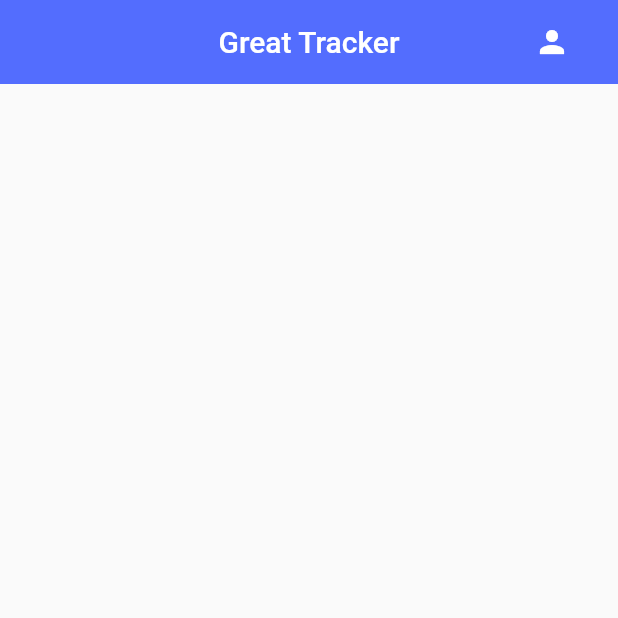
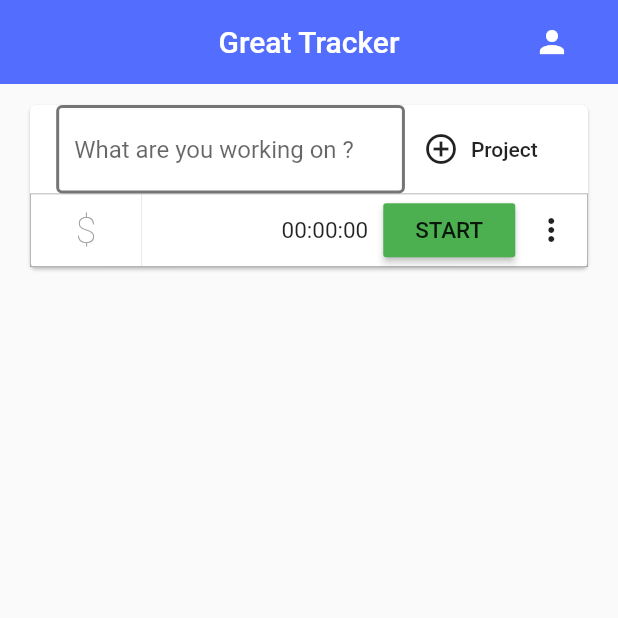
Before and after one commit to erenacikbas/time_management_app, a Flutter app: the screen it shows once a user with an empty profile is signed in, on a phone screen of 412 x 824 dp, the top half of it. Run offline on Flutter 3.47's test engine with Material 2 defaults, Android fonts, the phone set to English and light mode, and no system bars; drawn by our look-alikes of grouped_list; our stand-ins replace cloud_firestore, firebase_auth, firebase_core, google_sign_in, shared_preferences; accounts and stored records are empty.

Commit message:
Database connection established. Trackers class and card prepared.

```diff
--- /dev/null
+++ b/lib/application_layer/components/tracker_adder.dart
@@ -0,0 +1,286 @@
+import 'dart:async';
+import 'dart:math';
+
+import 'package:flutter/material.dart';
+
+import 'package:intl/intl.dart';
+import 'package:provider/provider.dart';
+import 'package:time_management_app/service_layer/database.dart';
+import 'package:time_management_app/shared/constants.dart';
+
+//UniqueID Creator for Events
+import 'package:uuid/uuid.dart';
+
+var uuid = Uuid();
+
+class TrackerAdder extends StatefulWidget {
+  TrackerAdder({
+    Key key,
+    this.userID,
+    this.eventID
+  }) : super(key: key);
+
+  String userID;
+  String eventID;
+
+  @override
+  _TrackerAdderState createState() => _TrackerAdderState();
+}
+
+class _TrackerAdderState extends State<TrackerAdder> {
+  final GlobalKey<FormState> _formKey = new GlobalKey<FormState>();
+  // finals
+  String eventName = "";
+  String startingTime;
+  String finishingTime = "";
+  String duration = "";
+  String date = "";
+
+  Stream<int> timerStream;
+  StreamSubscription<int> timerSubscription;
+  String hoursStr = '00';
+  String minutesStr = '00';
+  String secondsStr = '00';
+
+  // stopwatch
+  bool flag = true;
+  Stream<int> stopWatchStream() {
+    StreamController<int> streamController;
+    Timer timer;
+    Duration timerInterval = Duration(seconds: 1);
+    int counter = 0;
+
+    void stopTimer() {
+      if (timer != null) {
+        timer.cancel();
+        timer = null;
+        counter = 0;
+        streamController.close();
+      }
+    }
+
+    void tick(_) {
+      counter++;
+      streamController.add(counter);
+      if (!flag) {
+        stopTimer();
+      }
+    }
+
+    void startTimer() {
+      timer = Timer.periodic(timerInterval, tick);
+    }
+
+    streamController = StreamController<int>(
+      onListen: startTimer,
+      onCancel: stopTimer,
+      onResume: startTimer,
+      onPause: stopTimer,
+    );
+
+    return streamController.stream;
+  }
+
+  final TextEditingController _textEditingController = TextEditingController();
+
+  @override
+  Widget build(BuildContext context) {
+    //final user = Provider.of<User>(context);
+    // vertical divider
+    _verticalDivider() => BoxDecoration(
+          border: Border(
+            right: BorderSide(
+              color: Theme.of(context).dividerColor,
+              width: 0.5,
+            ),
+          ),
+        );
+
+    return Padding(
+      padding: const EdgeInsets.only(top: 8.0),
+      child: Container(
+        width: double.infinity,
+        child: Card(
+          margin: EdgeInsets.fromLTRB(20.0, 6.0, 20.0, 0.0),
+          child: Column(
+            children: [
+              Row(
+                mainAxisSize: MainAxisSize.min,
+                children: [
+                  Flexible(
+                    flex: 5,
+                    child: TextFormField(
+                      key: _formKey,
+                      controller: _textEditingController,
+                      onChanged: (value) {
+                        setState(() {
+                          eventName = value;
+                        });
+                      },
+                      decoration: textInputDecoration.copyWith(
+                        hintText: "What are you working on ?",
+                        focusedBorder: OutlineInputBorder(
+                            borderSide:
+                                BorderSide(color: Colors.blueGrey, width: 2.0)),
+                      ),
+                    ),
+                  ),
+                  Flexible(
+                    flex: 3,
+                    child: FlatButton.icon(
+                        icon: Icon(Icons.add_circle_outline),
+                        label: Text("Project"),
+                        onPressed: () {}),
+                  ),
+                ],
+              ),
+              Container(
+                decoration: BoxDecoration(
+                    border: Border.all(color: Colors.grey, width: 0.5)),
+                child: Row(
+                  children: [
+                    Flexible(
+                      flex: 2,
+                      child: Container(
+                        decoration: _verticalDivider(),
+                        child: RawMaterialButton(
+                          child: Text("\$"),
+                          textStyle: TextStyle(
+                              color: Colors.grey,
+                              fontWeight: FontWeight.w200,
+                              fontSize: 25),
+                          onPressed: () {},
+                        ),
+                      ),
+                    ),
+                    Flexible(
+                      flex: 8,
+                      child: Row(
+                        mainAxisAlignment: MainAxisAlignment.end,
+                        children: [
+                          Container(
+                            padding: EdgeInsets.only(right: 5),
+                            child: Text(
+                              "${hoursStr}:${minutesStr}:${secondsStr}",
+                              style: TextStyle(
+                                fontSize: 15.0,
+                              ),
+                            ),
+                          ),
+                          timerStream == null
+                              ? Row(
+                                  children: [
+                                    Padding(
+                                      padding: const EdgeInsets.only(left: 5.0),
+                                      // Start Button
+                                      child: RaisedButton(
+                                        child: Text(
+                                          'START',
+                                          style: TextStyle(
+                                            fontSize: 15.0,
+                                          ),
+                                        ),
+                                        onPressed: () {
+                                          startingTime = DateFormat.Hm()
+                                              .format(DateTime.now());
+                                          FocusScope.of(context).unfocus();
+                                          timerStream = stopWatchStream();
+                                          timerSubscription =
+                                              timerStream.listen((int newTick) {
+                                            setState(() {
+                                              hoursStr =
+                                                  ((newTick / (60 * 60)) % 60)
+                                                      .floor()
+                                                      .toString()
+                                                      .padLeft(2, '0');
+                                              minutesStr = ((newTick / 60) % 60)
+                                                  .floor()
+                                                  .toString()
+                                                  .padLeft(2, '0');
+                                              secondsStr = (newTick % 60)
+                                                  .floor()
+                                                  .toString()
+                                                  .padLeft(2, '0');
+                                              print(startingTime);
+                                              print(finishingTime);
+                                            });
+                                          });
+                                        },
+                                        color: Colors.green,
+                                      ),
+                                    ),
+                                    MaterialButton(
+                                        minWidth: 0,
+                                        shape: CircleBorder(),
+                                        padding: EdgeInsets.all(0),
+                                        onPressed: () {},
+                                        child: Icon(Icons.more_vert)),
+                                  ],
+                                )
+                              : Row(
+                                  children: [
+                                    Padding(
+                                      padding: const EdgeInsets.only(left: 5.0),
+                                      // Stop Button
+                                      child: RaisedButton(
+                                        child: Text(
+                                          'STOP',
+                                          style: TextStyle(
+                                            color: Colors.white,
+                                            fontSize: 15.0,
+                                          ),
+                                        ),
+                                        onPressed: () async {
+                                          await timerSubscription.cancel();
+                                          timerStream = null;
+                                          setState(() {
+                                            _textEditingController.clear();
+                                            duration =
+                                                "${hoursStr}:${minutesStr}:${secondsStr}";
+
+                                            date = DateFormat.yMd()
+                                                .format(DateTime.now());
+                                            //print(eventName);
+
+                                            hoursStr = '00';
+                                            minutesStr = '00';
+                                            secondsStr = '00';
+                                          });
+                                          finishingTime = DateFormat.Hm()
+                                              .format(DateTime.now());
+
+                                          DatabaseService().updateUserData(
+                                            startingTime,
+                                            finishingTime,
+                                            eventName,
+                                            date,
+                                            duration,
+                                            widget.userID,
+                                            uuid.v1(),
+                                          );
+                                        },
+                                        color: Colors.red,
+                                      ),
+                                    ),
+                                    MaterialButton(
+                                      minWidth: 0,
+                                      shape: CircleBorder(),
+                                      padding: EdgeInsets.all(0),
+                                      onPressed: () {},
+                                      child: Icon(Icons.close),
+                                    ),
+                                  ],
+                                ),
+                        ],
+                      ),
+                    ),
+                  ],
+                ),
+              ),
+            ],
+          ),
+        ),
+      ),
+    );
+  }
+}
--- a/lib/application_layer/home/home.dart
+++ b/lib/application_layer/home/home.dart
@@ -1,6 +1,12 @@
 import 'package:flutter/material.dart';
+import 'package:provider/provider.dart';
+import 'package:shared_preferences/shared_preferences.dart';
+import 'package:time_management_app/application_layer/components/tracker_adder.dart';
+import 'package:time_management_app/application_layer/home/tracker_list.dart';
 import 'package:time_management_app/application_layer/loading_screen.dart/loading_screen.dart';
+import 'package:time_management_app/application_layer/models/trackers.dart';
 import 'package:time_management_app/service_layer/auth.dart';
+import 'package:time_management_app/service_layer/database.dart';
 
 import '../wrapper.dart';
 
@@ -11,6 +17,19 @@ class Home extends StatefulWidget {
 
 class _HomeState extends State<Home> {
   final AuthService _auth = AuthService();
+
+  Future<SharedPreferences> _prefs = SharedPreferences.getInstance();
+  Future<String> _userID;
+  @override
+  void initState() {
+    // TODO: implement initState
+    super.initState();
+    _userID = _prefs.then((SharedPreferences preferences) {
+      return (preferences.getString("userID") ?? "");
+    });
+    //DatabaseService().sortUserData();
+  }
+
   @override
   Widget build(BuildContext context) {
     return Scaffold(
@@ -32,7 +51,22 @@ class _HomeState extends State<Home> {
           ),
         ],
       ),
-      body: Container(),
+      body: FutureBuilder(
+        future: _userID,
+        builder: (BuildContext context, AsyncSnapshot<String> snapshot) {
+          return StreamProvider<List<Trackers>>.value(
+            value: DatabaseService().trackersFromFilteredData(snapshot.data),
+            child: Column(
+                    children: [
+                      TrackerAdder(
+                        userID: snapshot.data,
+                      ),
+                      Flexible(child: TrackerList()),
+                    ],
+                  ),
+            );
+        },
+      ),
     );
   }
 }
--- /dev/null
+++ b/lib/application_layer/home/tracker_list.dart
@@ -0,0 +1,67 @@
+import 'package:flutter/material.dart';
+import 'package:grouped_list/grouped_list.dart';
+import 'package:provider/provider.dart';
+import 'package:time_management_app/application_layer/home/tracker_tile.dart';
+import 'package:time_management_app/application_layer/loading_screen.dart/loading_screen.dart';
+import 'package:time_management_app/application_layer/models/trackers.dart';
+
+class TrackerList extends StatefulWidget {
+  @override
+  _TrackerListState createState() => _TrackerListState();
+}
+
+class _TrackerListState extends State<TrackerList> {
+  // @override
+  // void initState() {
+  //   super.initState();
+  //   WidgetsBinding.instance.addPostFrameCallback((_) {
+  //     //Trackers provider = Provider.of<Trackers>(context, listen: false);
+  //     DatabaseService().sortUserData();
+  //   });
+  // }
+
+  @override
+  Widget build(BuildContext context) {
+
+    // define data set
+    final _trackers = Provider.of<List<Trackers>>(context) ?? [];
+
+    if (_trackers != null) {
+      return Container(
+        child: GroupedListView<dynamic, String>(
+          elements: _trackers,
+          groupBy: (element) => element.date,
+          //indexedItemBuilder: (context,dynamic element, index ) => Text(_trackers[index].name),
+          //groupComparator: (value1, value2) => value2.compareTo(value1),
+          // itemComparator: (item1, item2) =>
+          //         item2.finishingTime.compareTo(item1.finishingTime),
+          groupSeparatorBuilder: (String value) => Padding(
+            padding: const EdgeInsets.only(top: 20.0, bottom: 10.0),
+            child: Text(
+              value,
+              textAlign: TextAlign.center,
+              style: TextStyle(fontSize: 20, fontWeight: FontWeight.bold),
+            ),
+          ),
+          itemBuilder: (context, dynamic element) => TrackerTile(
+            tracker: element,
+          ),
+          useStickyGroupSeparators: false,
+          //itemComparator: ,
+          floatingHeader: false, // options
+          order: GroupedListOrder.ASC,
+        ),
+      );
+    } else {
+      return LoadingScreen();
+    }
+  }
+}
+
+/*
+return ListView.builder(
+      shrinkWrap: true,
+      itemCount: trackers.length,
+      itemBuilder: (BuildContext context, int index) => TrackerTile(tracker : trackers[index]),
+    );
+    */
--- /dev/null
+++ b/lib/application_layer/models/trackers.dart
@@ -0,0 +1,15 @@
+import 'package:cloud_firestore/cloud_firestore.dart';
+
+class Trackers {
+
+  final String startingTime;
+  final String finishingTime;
+  final String name;
+  final String date;
+  final String duration;
+  final String userID;
+  final String eventID;
+
+  Trackers({this.startingTime,this.finishingTime,this.name,this.date,this.duration,this.userID,this.eventID});
+
+}
--- a/pubspec.yaml
+++ b/pubspec.yaml
@@ -14,6 +14,7 @@ dependencies:
 
   cupertino_icons: ^1.0.1
   #Front-end dependencies
+  grouped_list: ^3.5.0
 
   #Back-end dependencies
   firebase_core: ^0.5.2
@@ -21,6 +22,7 @@ dependencies:
   provider: ^3.1.0
   shared_preferences: ^0.5.12+2
   cloud_firestore: ^0.14.3
+  uuid: 2.2.2
   google_sign_in: "^4.5.1"
 
 dev_dependencies:
```
Also changed, not shown: lib/application_layer/auth/login/login_screen.dart (+35 -35 lines), lib/application_layer/home/tracker_tile.dart (added, +79 -0 lines), lib/application_layer/models/users.dart (added, +21 -0 lines), lib/service_layer/database.dart (+115 -0 lines), pubspec.lock.
